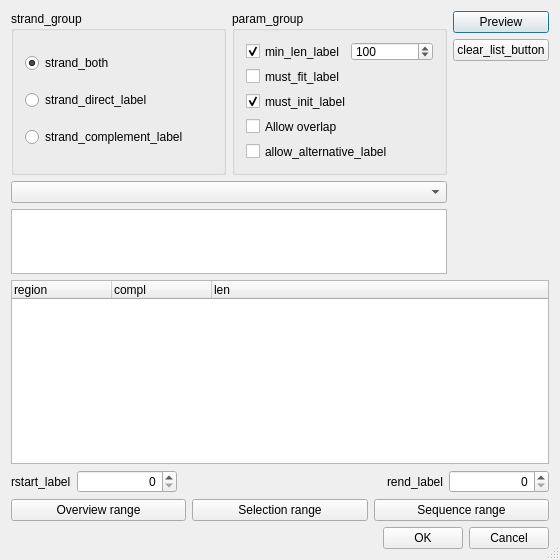
Old version of the form src/plugins/orf_marker/src/ui/ORFDialogUI.ui in the repository violethaze74/ugene.
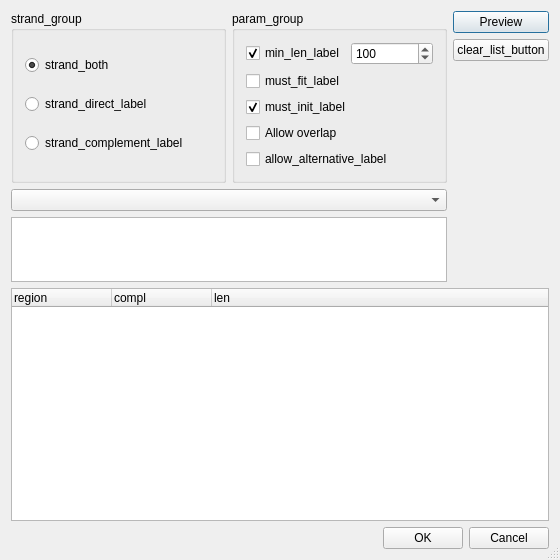
New version of the form.

Commit message: unify selecting sequence region widget UGENE-269

```diff
--- a/src/plugins/orf_marker/src/ui/ORFDialogUI.ui
+++ b/src/plugins/orf_marker/src/ui/ORFDialogUI.ui
@@ -363,113 +363,7 @@
     </widget>
    </item>
    <item>
-    <layout class="QHBoxLayout" name="horizontalLayout_3">
-     <item>
-      <widget class="QLabel" name="lRangeStart">
-       <property name="text">
-        <string>rstart_label</string>
-       </property>
-      </widget>
-     </item>
-     <item>
-      <widget class="QSpinBox" name="sbRangeStart">
-       <property name="minimumSize">
-        <size>
-         <width>100</width>
-         <height>0</height>
-        </size>
-       </property>
-       <property name="alignment">
-        <set>Qt::AlignRight|Qt::AlignTrailing|Qt::AlignVCenter</set>
-       </property>
-       <property name="accelerated">
-        <bool>true</bool>
-       </property>
-      </widget>
-     </item>
-     <item>
-      <spacer name="horizontalSpacer">
-       <property name="orientation">
-        <enum>Qt::Horizontal</enum>
-       </property>
-       <property name="sizeHint" stdset="0">
-        <size>
-         <width>13</width>
-         <height>15</height>
-        </size>
-       </property>
-      </spacer>
-     </item>
-     <item>
-      <widget class="QLabel" name="lRangeEnd">
-       <property name="text">
-        <string>rend_label</string>
-       </property>
-      </widget>
-     </item>
-     <item>
-      <widget class="QSpinBox" name="sbRangeEnd">
-       <property name="minimumSize">
-        <size>
-         <width>100</width>
-         <height>0</height>
-        </size>
-       </property>
-       <property name="alignment">
-        <set>Qt::AlignRight|Qt::AlignTrailing|Qt::AlignVCenter</set>
-       </property>
-       <property name="accelerated">
-        <bool>true</bool>
-       </property>
-       <property name="maximum">
-        <number>99</number>
-       </property>
-      </widget>
-     </item>
-    </layout>
-   </item>
-   <item>
-    <layout class="QHBoxLayout" name="horizontalLayout_4">
-     <item>
-      <widget class="QPushButton" name="pbRangeToPan">
-       <property name="toolTip">
-        <string>pv_bt_tip</string>
-       </property>
-       <property name="whatsThis">
-        <string>pv_bt_tip</string>
-       </property>
-       <property name="text">
-        <string>Overview range</string>
-       </property>
-      </widget>
-     </item>
-     <item>
-      <widget class="QPushButton" name="pbRangeToSelection">
-       <property name="toolTip">
-        <string>sel_bt_tip</string>
-       </property>
-       <property name="whatsThis">
-        <string>sel_bt_tip</string>
-       </property>
-       <property name="text">
-        <string>Selection range</string>
-       </property>
-      </widget>
-     </item>
-     <item>
-      <widget class="QPushButton" name="pbRangeToSeq">
-       <property name="toolTip">
-        <string>seq_bt_tip</string>
-       </property>
-       <property name="whatsThis">
-        <string>seq_bt_tip</string>
-       </property>
-       <property name="text">
-        <string>Sequence range</string>
-       </property>
-      </widget>
-     </item>
-    </layout>
+    <layout class="QHBoxLayout" name="rangeSelectorLayout"/>
    </item>
    <item>
     <layout class="QHBoxLayout" name="horizontalLayout_5">
```
Left out of the diff: 4 changed lines with no effect on the pictures. The commit also changes 37 other files.
